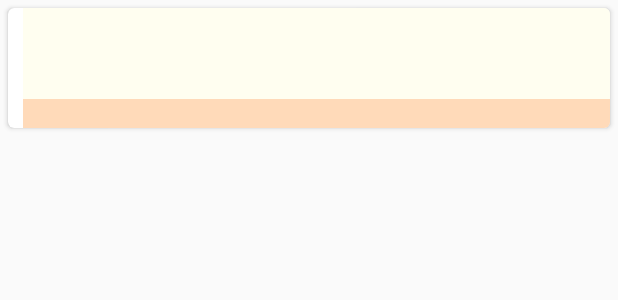
After one commit to zhangkaibin0921/Cloud-notepad, an Android app: the layout note_item.xml on its own in the app's theme, with its tools: preview values and no code run, on a phone screen of 412 x 824 dp. The commit adds this screen. Shown: the top 300 px of the screen. Run offline under Robolectric (Android 15) with nearby library versions, the phone set to English and light mode, and no system bars.

Commit message:
写笔记页面返回按钮的问题和基本Recycleview的重新配置

```diff
--- a/app/src/main/java/cn/edu/henu/myapplication/ui/mine/MineFragment.java
+++ b/app/src/main/java/cn/edu/henu/myapplication/ui/mine/MineFragment.java
@@ -1,5 +1,7 @@
 package cn.edu.henu.myapplication.ui.mine;
 
+import android.content.Context;
+import android.content.Intent;
 import android.graphics.drawable.Drawable;
 import android.os.Bundle;
 import android.view.LayoutInflater;
@@ -12,6 +14,7 @@ import androidx.annotation.NonNull;
 import androidx.fragment.app.Fragment;
 
 import cn.edu.henu.myapplication.R;
+import cn.edu.henu.myapplication.ui.diary.DiaryFragment;
 
 
 public class MineFragment extends Fragment {
@@ -28,9 +31,8 @@ public class MineFragment extends Fragment {
         left.setImageDrawable(Drawable.createFromPath(""));
         tv_forward.setText("");
         tv_title.setText("我的");
-        return root;
 
 
+        return root;
     }
-
 }
--- a/app/src/main/res/layout/fragment_diary.xml
+++ b/app/src/main/res/layout/fragment_diary.xml
@@ -35,7 +35,7 @@ tools:context=".ui.diary.DiaryFragment">
         android:layout_height="wrap_content"
         android:layout_gravity="right|bottom"
         android:layout_marginRight="20dp"
-        android:layout_marginTop="550dp"
+        android:layout_marginTop="500dp"
         android:src="@drawable/add"
         app:backgroundTint="@color/white"
         tools:ignore="UsingOnClickInXml"
--- /dev/null
+++ b/app/src/main/res/layout/note_item.xml
@@ -0,0 +1,32 @@
+<com.google.android.material.card.MaterialCardView
+    xmlns:android="http://schemas.android.com/apk/res/android"
+    xmlns:app="http://schemas.android.com/apk/res-auto"
+    android:layout_width="match_parent"
+    android:layout_height="wrap_content"
+    android:layout_margin="5dp"
+    app:cardCornerRadius="4dp">
+
+    <LinearLayout
+        android:orientation="vertical"
+        android:layout_width="match_parent"
+        android:layout_height="wrap_content">
+        <TextView
+            android:id="@+id/noteContent"
+            android:layout_width="match_parent"
+            android:layout_height="wrap_content"
+            android:layout_marginStart="10dp"
+            android:layout_marginLeft="10dp"
+            android:lines="2"
+            android:background="#FFFEF0"
+            android:textSize="24sp"
+            android:textColor="#232323"/>
+        <TextView
+            android:id="@+id/noteTime"
+            android:layout_width="match_parent"
+            android:layout_height="wrap_content"
+            android:layout_marginStart="10dp"
+            android:layout_marginLeft="10dp"
+            android:background="#FFDAB9"
+            android:textColor="#008577"/>
+    </LinearLayout>
+</com.google.android.material.card.MaterialCardView>
```
Also changed, not shown: app/src/main/java/cn/edu/henu/myapplication/AddDiary.java (+14 -0 lines), app/src/main/java/cn/edu/henu/myapplication/Display.java (deleted, +0 -14 lines), app/src/main/java/cn/edu/henu/myapplication/DisplayAdapter.java (deleted, +0 -58 lines), app/src/main/java/cn/edu/henu/myapplication/Note.java (added, +27 -0 lines), app/src/main/java/cn/edu/henu/myapplication/NoteAdapter.java (added, +98 -0 lines), app/src/main/java/cn/edu/henu/myapplication/ui/diary/DiaryFragment.java (+17 -17 lines).
